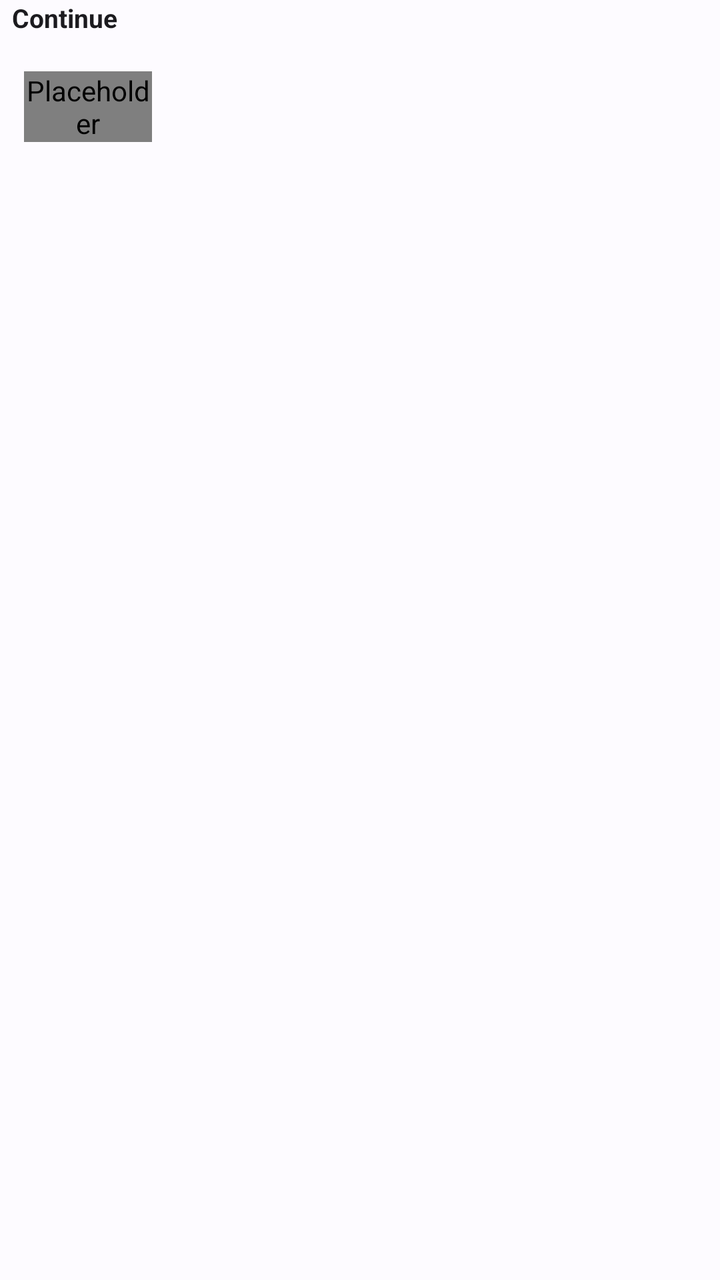
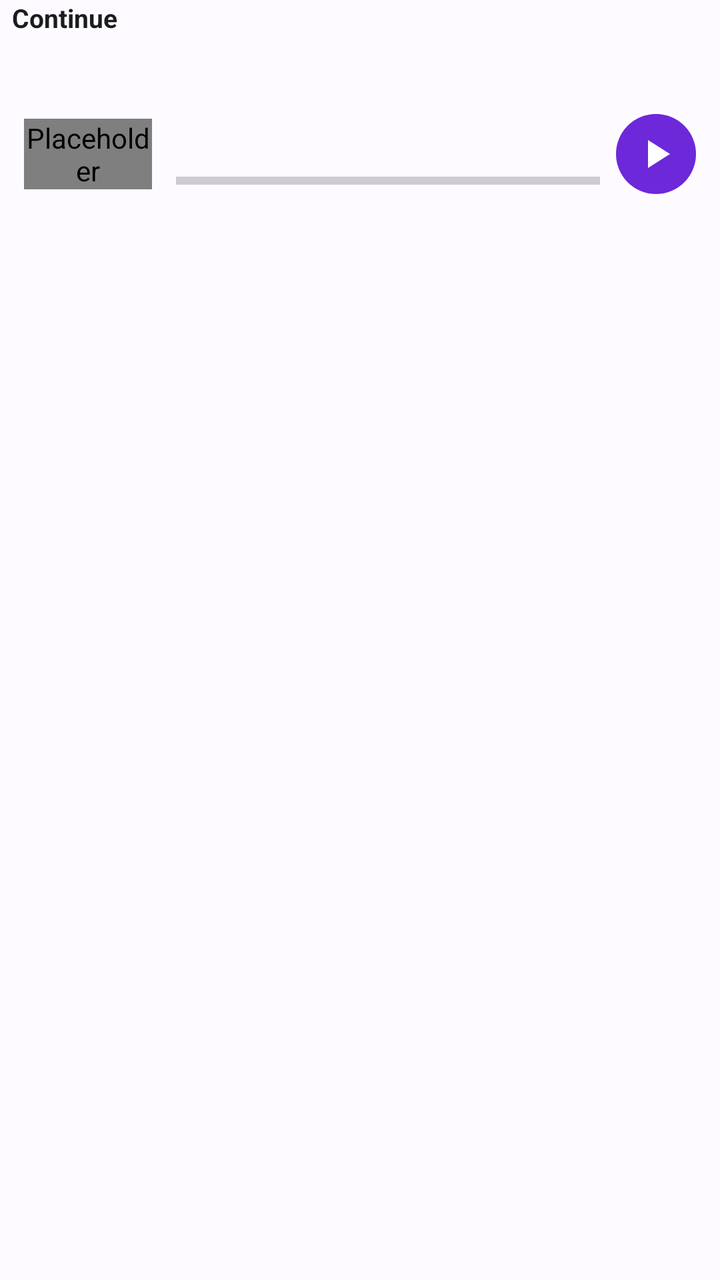

Two renders of the same Android screen: before a commit and after it. Below are the layout's source before the change and the commit's diff.
<!-- AndroidManifest.xml: application theme AppTheme -->
<!-- res/layout/item_biblioteca_continuar.xml -->
<?xml version="1.0" encoding="utf-8"?>
<LinearLayout xmlns:android="http://schemas.android.com/apk/res/android"
    android:layout_width="match_parent"
    android:layout_height="wrap_content"
    android:orientation="vertical"
    android:paddingBottom="8dp">

    <TextView
        android:layout_width="match_parent"
        android:layout_height="wrap_content"
        android:paddingStart="6dp"
        android:paddingBottom="6dp"
        android:text="@string/bib_continuar"
        android:textColor="@color/color_on_surface"
        android:textSize="13sp"
        android:textStyle="bold"/>

    <LinearLayout
        android:id="@+id/cartaoContinuar"
        android:layout_width="match_parent"
        android:layout_height="wrap_content"
        android:orientation="horizontal"
        android:padding="12dp"
        android:background="@color/color_surface_variant"
        android:clickable="true"
        android:focusable="true">

        <com.jonjonesbr.audiobookgen.ui.CapaView
            android:id="@+id/ivContinuarCapa"
            android:layout_width="64dp"
            android:layout_height="wrap_content"
            android:scaleType="centerCrop"
            android:contentDescription="@null"/>

        <LinearLayout
            android:layout_width="0dp"
            android:layout_height="match_parent"
            android:layout_weight="1"
            android:layout_marginStart="12dp"
            android:orientation="vertical"
            android:gravity="center_vertical">

            <TextView
                android:id="@+id/tvContinuarTitulo"
                android:fontFamily="@font/literata"
                android:layout_width="match_parent"
                android:layout_height="wrap_content"
                android:maxLines="2"
                android:ellipsize="end"
                android:textColor="@color/color_on_surface"
                android:textSize="15sp"
                android:textStyle="bold"/>

            <TextView
                android:id="@+id/tvContinuarAutor"
                android:layout_width="match_parent"
                android:layout_height="wrap_content"
                android:maxLines="1"
                android:ellipsize="end"
                android:textColor="@color/color_on_surface_dim"
                android:textSize="12sp"/>

            <ProgressBar
                android:id="@+id/pbContinuar"
                style="?android:attr/progressBarStyleHorizontal"
                android:layout_width="match_parent"
                android:layout_height="wrap_content"
                android:layout_marginTop="10dp"
                android:max="1000"/>

            <TextView
                android:id="@+id/tvContinuarPct"
                android:layout_width="match_parent"
                android:layout_height="wrap_content"
                android:layout_marginTop="4dp"
                android:textColor="@color/color_on_surface_dim"
                android:textSize="12sp"/>
        </LinearLayout>
    </LinearLayout>
</LinearLayout>
<!-- resources referenced by this layout -->
<resources>
  <string name="bib_continuar">Continue</string>
  <style name="AppTheme" parent="Theme.Material3.DayNight.NoActionBar">
          <item name="colorPrimary">#6D28D9</item>
          <item name="colorAccent">#6D28D9</item>
          <item name="colorControlActivated">#6D28D9</item>
          <item name="android:colorControlActivated">#6D28D9</item>
          <item name="colorOnPrimary">#FFFFFF</item>
          <item name="colorPrimaryContainer">#E8DEF8</item>
          <item name="colorOnPrimaryContainer">#1D192B</item>
          <item name="colorSecondaryContainer">#E8DEF8</item>
          <item name="colorOnSecondaryContainer">#1D192B</item>
          <item name="colorError">#BA1A1A</item>
          <item name="colorOnError">#FFFFFF</item>
          <item name="colorSurface">#FDFBFF</item>
          <item name="colorOnSurface">#1C1B1F</item>
          <item name="colorSurfaceVariant">#ECE6F0</item>
          <item name="colorOnSurfaceVariant">#5F5D66</item>
          <item name="colorOutline">#CAC4D0</item>
          <item name="colorOutlineVariant">#EAE6EE</item>
          <item name="colorSurfaceContainer">#F3EDF7</item>
          <item name="colorSurfaceContainerHigh">#ECE6F0</item>
          <item name="colorSurfaceContainerHighest">#ECE6F0</item>
          <item name="android:colorBackground">#FDFBFF</item>
  
          
          <item name="android:statusBarColor">#FDFBFF</item>
          <item name="android:navigationBarColor">#FDFBFF</item>
          <item name="android:windowLightStatusBar">true</item>
          <item name="android:windowLightNavigationBar" tools:targetApi="27">true</item>
  
          
          <item name="lylyFundo">#FDFBFF</item>
          <item name="lylySuperficie">#F3EDF7</item>
          <item name="lylySuperficie2">#ECE6F0</item>
          <item name="lylyTexto">#1C1B1F</item>
          <item name="lylyTextoMedio">#2B2930</item>
          <item name="lylyTextoSecundario">#5F5D66</item>
          <item name="lylyTextoTerciario">#6A6770</item>
          <item name="lylyTextoFraco">#6B6770</item>
          <item name="lylyContorno">#CAC4D0</item>
          <item name="lylyDivisor">#EAE6EE</item>
          <item name="lylyDivisorFraco">#F1EDF5</item>
          <item name="lylyTonal">#E8DEF8</item>
          <item name="lylyNaTonal">#1D192B</item>
          <item name="lylySucessoSuperficie">#E6F4EA</item>
          <item name="lylyDestaqueLeitura">#EADDFF</item>
          <item name="lylyFundoLeitura">#FDFBFF</item>
          <item name="lylyTextoLeitura">#2B2930</item>
          <item name="lylyBarraNavegacao">#F3EDF7</item>
          <item name="lylyProgresso">#7C3AED</item>
  
          
          <item name="android:windowAnimationStyle">@style/LylyTransicao</item>
      </style>
  <style name="LylyTransicao">
          <item name="android:activityOpenEnterAnimation">@anim/fade_in</item>
          <item name="android:activityOpenExitAnimation">@anim/fade_out</item>
          <item name="android:activityCloseEnterAnimation">@anim/fade_in</item>
          <item name="android:activityCloseExitAnimation">@anim/fade_out</item>
      </style>
</resources>

<!-- the commit's change to res/layout/item_biblioteca_continuar.xml (unified diff, before → after) -->
@@ -1,5 +1,6 @@
 <?xml version="1.0" encoding="utf-8"?>
 <LinearLayout xmlns:android="http://schemas.android.com/apk/res/android"
+    xmlns:app="http://schemas.android.com/apk/res-auto"
     android:layout_width="match_parent"
     android:layout_height="wrap_content"
     android:orientation="vertical"
@@ -20,6 +21,7 @@
         android:layout_width="match_parent"
         android:layout_height="wrap_content"
         android:orientation="horizontal"
+        android:gravity="center_vertical"
         android:padding="12dp"
         android:background="@color/color_surface_variant"
         android:clickable="true"
@@ -34,11 +36,10 @@
 
         <LinearLayout
             android:layout_width="0dp"
-            android:layout_height="match_parent"
+            android:layout_height="wrap_content"
             android:layout_weight="1"
             android:layout_marginStart="12dp"
-            android:orientation="vertical"
-            android:gravity="center_vertical">
+            android:orientation="vertical">
 
             <TextView
                 android:id="@+id/tvContinuarTitulo"
@@ -76,5 +77,15 @@
                 android:textColor="@color/color_on_surface_dim"
                 android:textSize="12sp"/>
         </LinearLayout>
+        
+        <ImageView
+            android:layout_width="40dp"
+            android:layout_height="40dp"
+            android:layout_marginStart="8dp"
+            android:padding="8dp"
+            android:background="@drawable/bg_botao_tocar"
+            android:src="@drawable/ic_player_play"
+            app:tint="?attr/colorOnPrimary"
+            android:contentDescription="@null"/>
     </LinearLayout>
 </LinearLayout>
<!-- resource entries referenced after the edit -->
@@ -1,5 +1,22 @@
 <!-- resources referenced by this layout -->
 <resources>
+  <!-- drawable bg_botao_tocar (drawable) -->
+  <?xml version="1.0" encoding="utf-8"?>
+  <shape xmlns:android="http://schemas.android.com/apk/res/android"
+      android:shape="oval">
+      <solid android:color="?attr/colorPrimary"/>
+  </shape>
+  <!-- drawable ic_player_play (drawable) -->
+  <?xml version="1.0" encoding="utf-8"?>
+  <vector xmlns:android="http://schemas.android.com/apk/res/android"
+      android:width="24dp"
+      android:height="24dp"
+      android:viewportWidth="24"
+      android:viewportHeight="24">
+      <path
+          android:fillColor="#FFFFFFFF"
+          android:pathData="M8,5v14l11,-7z"/>
+  </vector>
   <string name="bib_continuar">Continue</string>
   <style name="AppTheme" parent="Theme.Material3.DayNight.NoActionBar">
           <item name="colorPrimary">#6D28D9</item>
